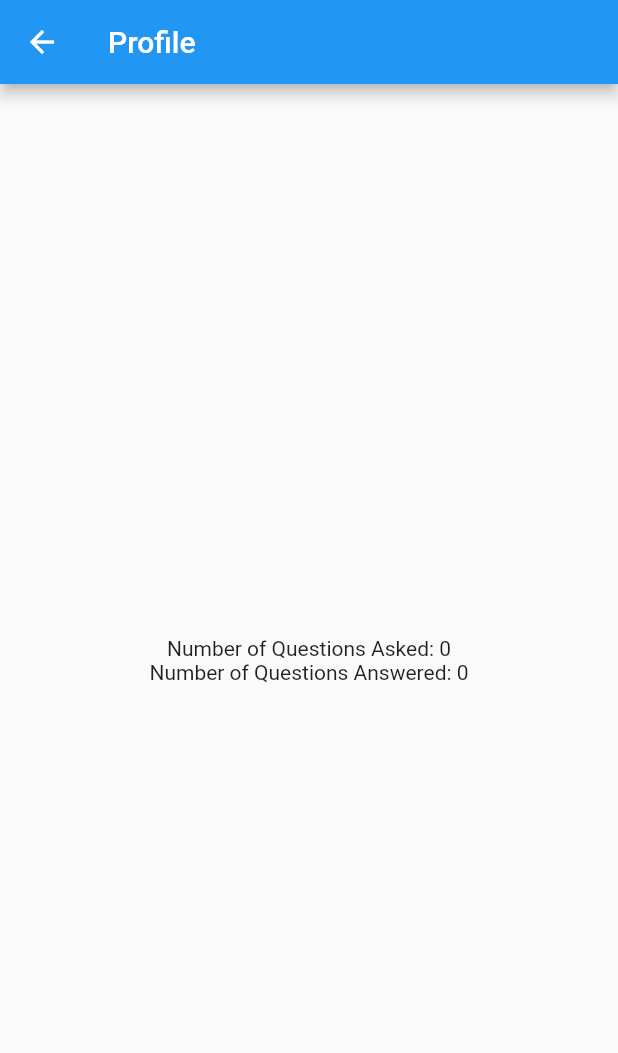
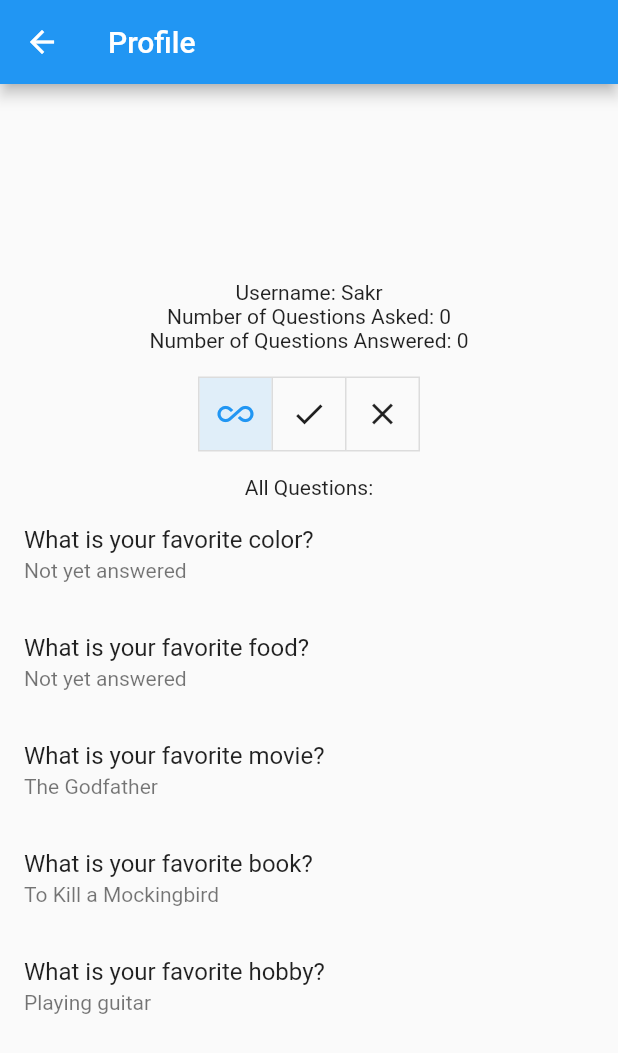
Before and after one commit to Ahmed-Mohmed-Sakr/ASK.FM, a Flutter app: the ProfileScreen screen opened by its route, on a phone screen of 412 x 824 dp. Shown: the top 1053 px of the screen. Run offline on Flutter 3.47's test engine with Material 2 defaults, Android fonts, the phone set to English and light mode, and no system bars; our stand-ins replace shared_preferences; accounts and stored records are empty.

Commit message:
finish myprofile page

```diff
--- a/lib/screens/MyProfile/Profile.dart
+++ b/lib/screens/MyProfile/Profile.dart
@@ -2,6 +2,8 @@ import 'package:flutter/material.dart';
 import 'package:http/http.dart' as http;
 import 'dart:convert';
 import 'package:shared_preferences/shared_preferences.dart';
+
+import '../QuestionDetail/QuestionDetail.dart';
 
 class ProfileScreen extends StatefulWidget {
   @override
@@ -12,6 +14,12 @@ class _ProfileScreenState extends State<ProfileScreen> {
   String _username = "";
   int _numQuestionsAsked = 0;
   int _numQuestionsAnswered = 0;
+  List<dynamic> _allQuestions = [];
+  List<dynamic> _questionsAnswered = [];
+  List<dynamic> _questionsUnanswered = [];
+
+  // 0: all questions, 1: answered questions, 2: unanswered questions
+  int _filterIndex = 0;
 
   @override
   void initState() {
@@ -20,11 +28,14 @@ class _ProfileScreenState extends State<ProfileScreen> {
   }
 
   Future<void> _fetchProfile() async {
+    /*
     final prefs = await SharedPreferences.getInstance();
     final userToken = prefs.getString('userToken');
-/*
-    final response = await http.get('https://your-api-endpoint.com/profile' as Uri,
-        headers: {'Authorization': 'Bearer $userToken'});
+
+    final response = await http.get(
+      'https://your-api-endpoint.com/profile' as Uri,
+      headers: {'Authorization': 'Bearer $userToken'},
+    );
 
     if (response.statusCode == 200) {
       final data = json.decode(response.body);
@@ -32,10 +43,46 @@ class _ProfileScreenState extends State<ProfileScreen> {
         _username = data['username'];
         _numQuestionsAsked = data['numQuestionsAsked'];
         _numQuestionsAnswered = data['numQuestionsAnswered'];
+        _allQuestions = data['questions'];
+        _questionsAnswered = _allQuestions.where((question) => question['answer'] != null).toList();
+        _questionsUnanswered = _allQuestions.where((question) => question['answer'] == null).toList();
       });
-    }
+    }*/
 
- */
+    setState(() {
+      _username = "Sakr";
+      _numQuestionsAsked = 0;
+      _numQuestionsAnswered = 0;
+      _allQuestions = [
+        {
+          'id': '1',
+          'questionText': 'What is your favorite color?',
+          'answer': null,
+        },
+        {
+          'id': '2',
+          'questionText': 'What is your favorite food?',
+          'answer': null,
+        },
+        {
+          'id': '3',
+          'questionText': 'What is your favorite movie?',
+          'answer': 'The Godfather',
+        },
+        {
+          'id': '4',
+          'questionText': 'What is your favorite book?',
+          'answer': 'To Kill a Mockingbird',
+        },
+        {
+          'id': '5',
+          'questionText': 'What is your favorite hobby?',
+          'answer': 'Playing guitar',
+        },
+      ];
+      _questionsAnswered = _allQuestions.where((question) => question['answer'] != null).toList();
+      _questionsUnanswered = _allQuestions.where((question) => question['answer'] == null).toList();
+    });
   }
 
   @override
@@ -53,9 +100,83 @@ class _ProfileScreenState extends State<ProfileScreen> {
               Text('Number of Questions Asked: $_numQuestionsAsked'),
             if (_numQuestionsAnswered != "")
               Text('Number of Questions Answered: $_numQuestionsAnswered'),
+            SizedBox(height: 16.0),
+            ToggleButtons(
+              children: <Widget>[
+                Icon(Icons.all_inclusive),
+                Icon(Icons.check),
+                Icon(Icons.clear),
+              ],
+              isSelected: _getFilterSelections(),
+              onPressed: _handleFilterButtonPress,
+            ),
+            SizedBox(height: 16.0),
+            if (_getQuestionsToShow().isNotEmpty)
+              Column(
+                children: [
+                  Text(_getQuestionsTitle()),
+                  ListView.builder(
+                    shrinkWrap: true,
+                    itemCount: _getQuestionsToShow().length,
+                    itemBuilder: (context, index) {
+                      final question = _getQuestionsToShow()[index];
+                      return ListTile(
+                        title: Text(question['questionText']),
+                        subtitle: Text(question['answer'] ?? 'Not yet answered'),
+                        onTap: () {
+                          Navigator.push(
+                            context,
+                            MaterialPageRoute(
+                                builder: (context) =>
+                                    QuestionDetailScreen(
+                                        questionId: question['id'])),
+                          )
+                              .then((value) {
+                            if (value == true) {
+                              _fetchProfile();
+                            }
+                          });
+                        },
+                      );
+                    },
+                  ),
+                ],
+              ),
           ],
         ),
       ),
     );
   }
+
+  List<bool> _getFilterSelections() {
+    return List.generate(3, (index) => index == _filterIndex);
+  }
+
+  void _handleFilterButtonPress(int index) {
+    setState(() {
+      _filterIndex = index;
+    });
+  }
+
+  List<dynamic> _getQuestionsToShow() {
+    switch (_filterIndex) {
+      case 1:
+        return _questionsAnswered;
+      case 2:
+        return _questionsUnanswered;
+      default:
+        return _allQuestions;
+    }
+  }
+
+  String _getQuestionsTitle() {
+    switch (_filterIndex) {
+      case 1:
+        return 'Answered Questions:';
+      case 2:
+        return 'Unanswered Questions:';
+      default:
+        return 'All Questions:';
+    }
+  }
 }
```
